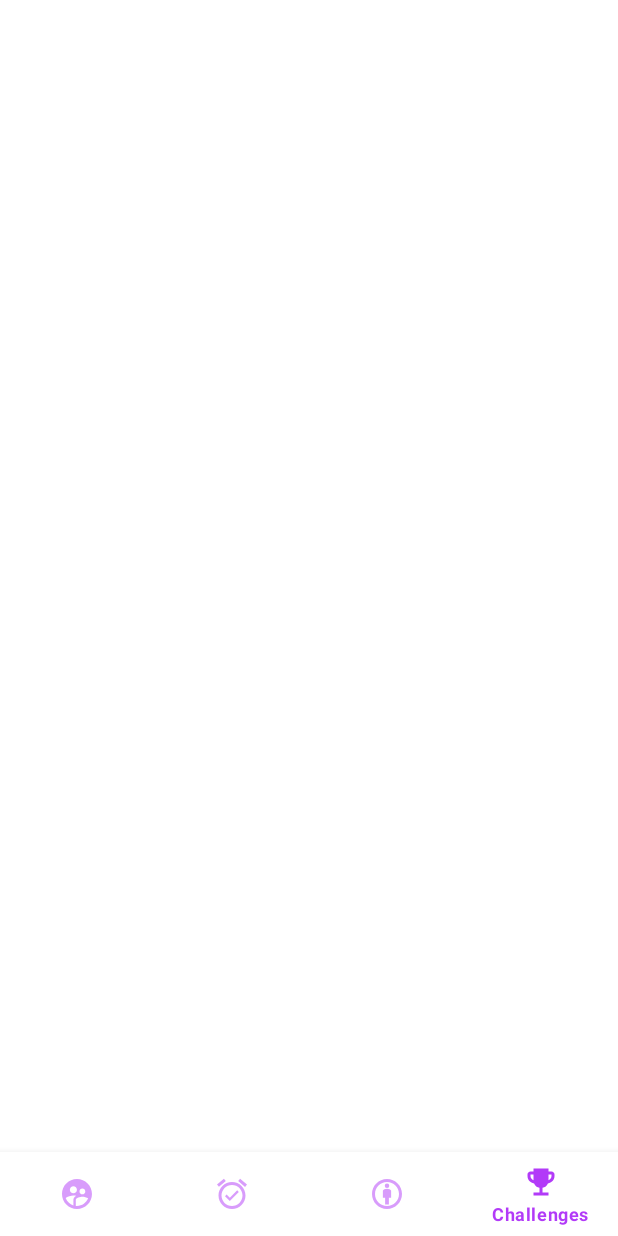
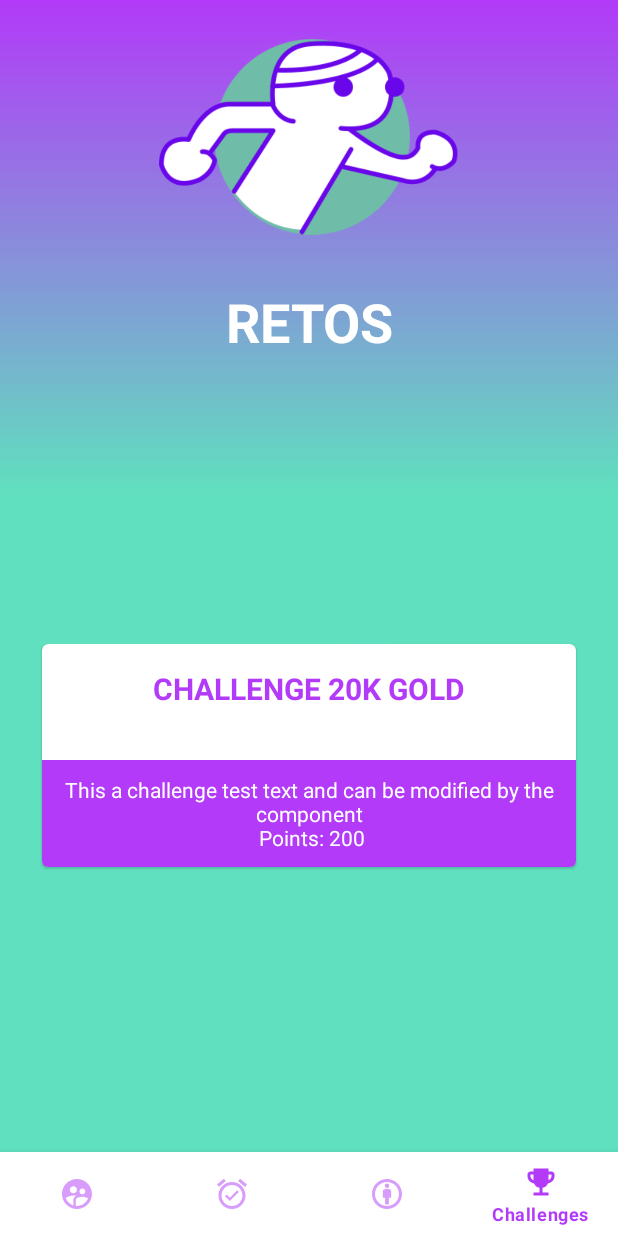
Before and after one commit to IntroCompuMovil202110/FitGuide, an Android app: the ChallengesActivity screen opened directly, with no data from a screen before it, on a phone screen of 412 x 824 dp. Before the commit the screen is almost empty. Run offline under Robolectric (Android 15) with nearby library versions, the phone set to English and light mode, and no system bars.

Commit message:
Challenge Component generalization

```diff
--- a/app/src/main/res/layout/activity_challenges.xml
+++ b/app/src/main/res/layout/activity_challenges.xml
@@ -6,13 +6,27 @@
     android:layout_height="match_parent"
     tools:context=".ChallengesActivity">
 
+    <include
+        android:id="@+id/include2"
+        layout="@layout/custom_gradient_layout" />
+
+    <ImageView
+        android:id="@+id/imageView2"
+        android:layout_width="200dp"
+        android:layout_height="150dp"
+        android:layout_marginTop="16dp"
+        app:layout_constraintEnd_toEndOf="parent"
+        app:layout_constraintStart_toStartOf="parent"
+        app:layout_constraintTop_toTopOf="parent"
+        app:srcCompat="@drawable/w2b" />
+
     <com.google.android.material.bottomnavigation.BottomNavigationView
         android:id="@+id/bottomNavigationView"
         android:layout_width="match_parent"
         android:layout_height="wrap_content"
         android:background="#ffff"
+        app:itemIconTint="@drawable/selector"
         app:itemTextColor="@drawable/selector"
-        app:itemIconTint="@drawable/selector"
         app:layout_constraintBottom_toBottomOf="parent"
         app:layout_constraintEnd_toEndOf="parent"
         app:layout_constraintHorizontal_bias="0.0"
@@ -21,5 +35,64 @@
         app:layout_constraintVertical_bias="1.0"
         app:menu="@menu/bottom_menu" />
 
+    <TextView
+        android:id="@+id/textView6"
+        android:layout_width="wrap_content"
+        android:layout_height="wrap_content"
+        android:layout_marginTop="24dp"
+        android:text="Retos"
+        android:textAlignment="center"
+        android:textAllCaps="true"
+        android:textColor="@color/white"
+        android:textSize="36sp"
+        android:textStyle="bold"
+        app:layout_constraintEnd_toEndOf="parent"
+        app:layout_constraintStart_toStartOf="parent"
+        app:layout_constraintTop_toBottomOf="@+id/imageView2" />
+
+    <ScrollView
+        android:layout_width="match_parent"
+        android:layout_height="wrap_content"
+        android:paddingHorizontal="20dp"
+        app:layout_constraintBottom_toTopOf="@+id/bottomNavigationView"
+        app:layout_constraintTop_toBottomOf="@+id/textView6">
+
+        <LinearLayout
+            android:layout_width="match_parent"
+            android:layout_height="wrap_content"
+            android:orientation="vertical">
+
+            <com.google.android.material.card.MaterialCardView
+                android:id="@+id/card"
+                style="@style/Widget.App.CardView">
+
+                <LinearLayout
+                    android:layout_width="match_parent"
+                    android:layout_height="wrap_content"
+                    android:orientation="vertical">
+                    <!-- Challenge Title -->
+                    <TextView
+                        style="@style/Widget.App.CardMainText"
+                        android:text="CHALLENGE 20K GOLD" />
+                    <!-- Challenge Content -->
+                    <ImageView
+                        android:id="@+id/imageView4"
+                        android:layout_width="match_parent"
+                        android:layout_height="wrap_content"
+                        app:srcCompat="@drawable/emoji_events_white_18dp" />
+
+                    <LinearLayout style="@style/Widget.CardContent">
+
+                        <TextView
+                            style="@style/Widget.App.CardContentText"
+                            android:text="This a challenge test text and can be modified by the component\n Points: 200" />
+                    </LinearLayout>
+
+                </LinearLayout>
+
+            </com.google.android.material.card.MaterialCardView>
+        </LinearLayout>
+    </ScrollView>
+
 
 </androidx.constraintlayout.widget.ConstraintLayout>
```
